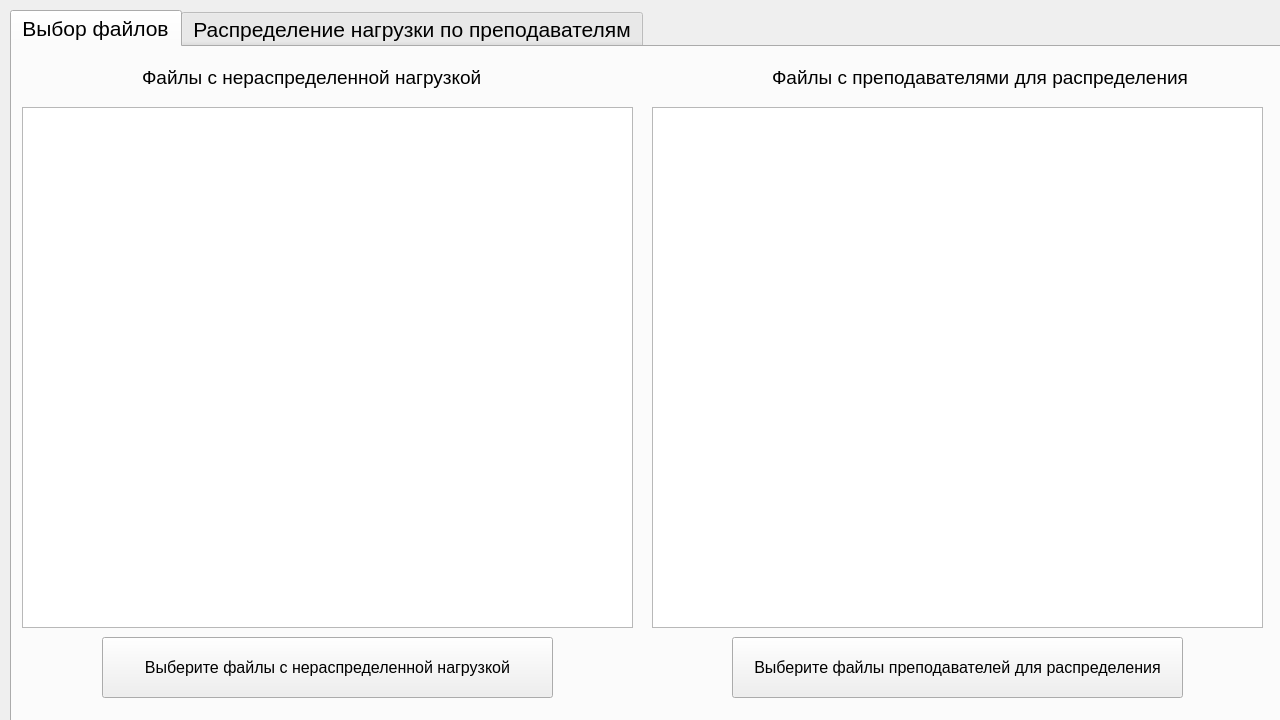
Above: UI/Main_Window/Main_Window.ui from R31N3/PSU_Unallocated_Load before the change. Below: the same form after it.
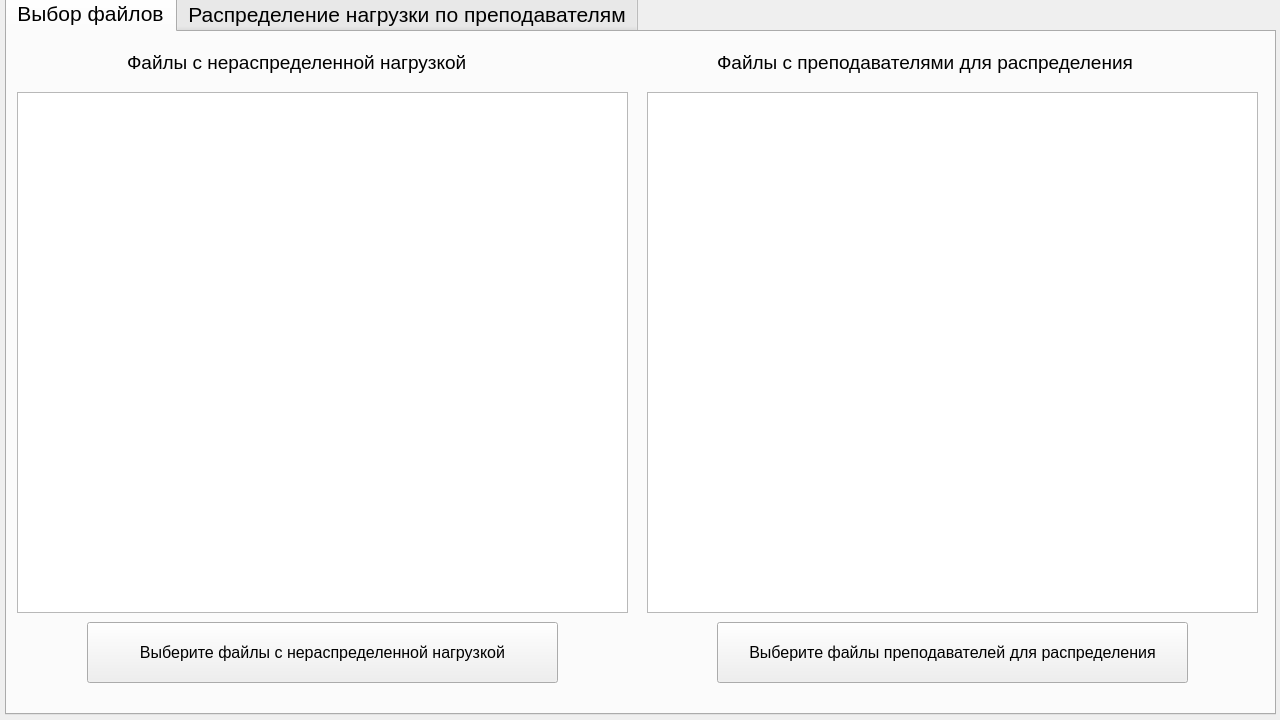
That is the form after the change. The open tabs and pages were chosen to show the change.

Commit message: Application UI Updated - Elements Resized.

```diff
--- a/UI/Main_Window/Main_Window.ui
+++ b/UI/Main_Window/Main_Window.ui
@@ -23,8 +23,8 @@
     </property>
     <property name="geometry">
      <rect>
-      <x>10</x>
-      <y>10</y>
+      <x>5</x>
+      <y>-5</y>
       <width>1271</width>
       <height>720</height>
      </rect>
@@ -85,9 +85,9 @@
      <widget class="QPushButton" name="LoadSelection">
       <property name="geometry">
        <rect>
-        <x>90</x>
+        <x>80</x>
         <y>590</y>
-        <width>451</width>
+        <width>471</width>
         <height>61</height>
        </rect>
       </property>
@@ -104,9 +104,9 @@
      <widget class="QPushButton" name="TeachersSelection">
       <property name="geometry">
        <rect>
-        <x>720</x>
+        <x>710</x>
         <y>590</y>
-        <width>451</width>
+        <width>471</width>
         <height>61</height>
        </rect>
       </property>
@@ -133,9 +133,9 @@
      <widget class="QLabel" name="LoadLabel">
       <property name="geometry">
        <rect>
-        <x>130</x>
+        <x>120</x>
         <y>20</y>
-        <width>341</width>
+        <width>401</width>
         <height>21</height>
        </rect>
       </property>
@@ -152,9 +152,9 @@
      <widget class="QLabel" name="TeacherLable">
       <property name="geometry">
        <rect>
-        <x>760</x>
+        <x>710</x>
         <y>20</y>
-        <width>421</width>
+        <width>481</width>
         <height>21</height>
        </rect>
       </property>
```
Left out of the diff: 14 changed lines with no effect on the pictures. The commit also changes 1 other file.
